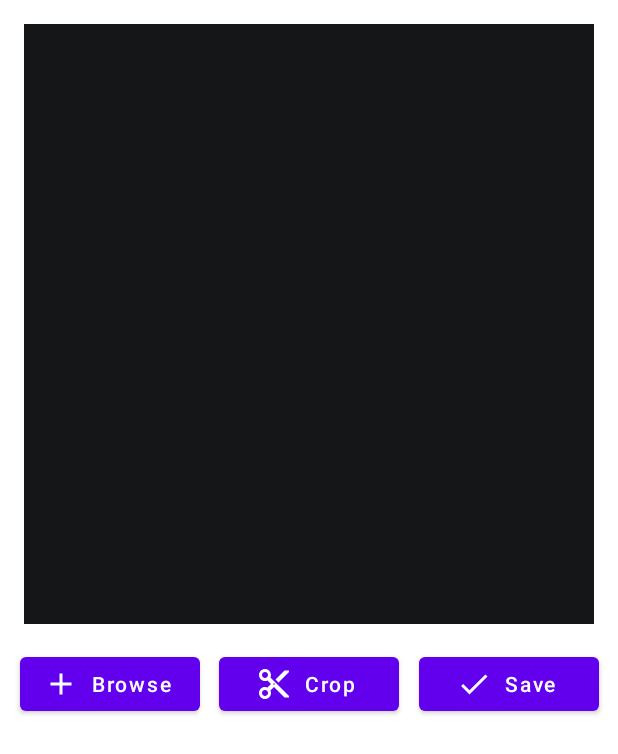
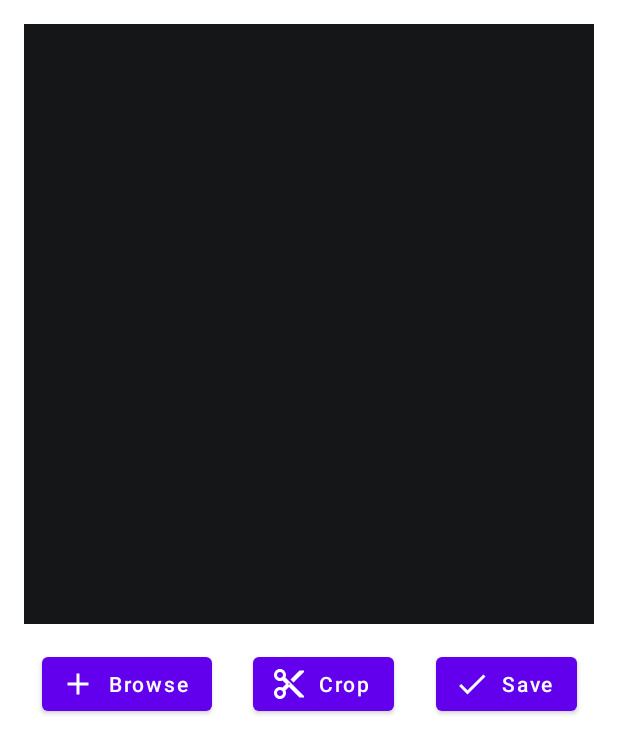
Before and after one commit to chanpyaung/MyAndroidApp, an Android app: the layout activity_main.xml on its own in the app's theme, with its tools: preview values and no code run, on a phone screen of 412 x 824 dp. Shown: the top 754 px of the screen. Run offline under Robolectric (Android 15) with nearby library versions, the phone set to English and light mode, and no system bars.

Commit message:
[update] update: update some code based on the feedbacks.

```diff
--- a/app/src/main/java/com/chanaung/waveformeditor/MainActivity.kt
+++ b/app/src/main/java/com/chanaung/waveformeditor/MainActivity.kt
@@ -6,7 +6,6 @@ import androidx.activity.result.contract.ActivityResultContracts
 import androidx.activity.viewModels
 import androidx.appcompat.app.AppCompatActivity
 import com.chanaung.waveformeditor.databinding.ActivityMainBinding
-import java.io.File
 
 class MainActivity : AppCompatActivity() {
 
--- a/app/src/main/java/com/chanaung/waveformeditor/WaveFormRepository.kt
+++ b/app/src/main/java/com/chanaung/waveformeditor/WaveFormRepository.kt
@@ -50,9 +50,9 @@ class WaveFormRepositoryImpl(private val context: Context): WaveFormRepository {
         val waveFormsInText = mutableListOf<Pair<Float, Float>>()
         context.contentResolver.openInputStream(uri)?.use { inputStream ->
             BufferedReader(InputStreamReader(inputStream)).use { reader ->
-                val pattern = Regex("^-?\\d+\\.\\d+\\s+-?\\d+\\.\\d+\$")
+                val pattern = Regex("^-?\\d+(?:\\.\\d+)?\\s-?\\d+(?:\\.\\d+)?\\s*\$")
                 var line: String? = reader.readLine() ?: return emptyList()
-                while (line != null && line.matches(pattern)) {
+                while (line != null) {
                     val values = line.split(" ")
                     if (values.size == 2) {
                         waveFormsInText.add(Pair(values[0].toFloat(), values[1].toFloat()))
--- a/app/src/main/java/com/chanaung/waveformeditor/views/WaveFormView.kt
+++ b/app/src/main/java/com/chanaung/waveformeditor/views/WaveFormView.kt
@@ -12,7 +12,7 @@ import kotlin.math.abs
 class WaveFormView(context: Context, attrs: AttributeSet) : View(context, attrs) {
 
     companion object {
-        const val TRIM_LINE_TOUCH_AREA = 30f
+        const val TRIM_LINE_TOUCH_AREA = 50f
     }
     private enum class TrimLine {
         START, END, NONE
@@ -34,7 +34,7 @@ class WaveFormView(context: Context, attrs: AttributeSet) : View(context, attrs)
 
     private var startTrimX = 0F
     private var endTrimX = resources.displayMetrics.widthPixels.toFloat() - 10f
-    private val minGap = 50f
+    private val minGap = 100f
 
     private val path = Path()
     private val pathArea = RectF()
@@ -49,12 +49,12 @@ class WaveFormView(context: Context, attrs: AttributeSet) : View(context, attrs)
 
     private var trimLinePaint = Paint().apply {
         color = Color.argb(255, 126, 137, 153)
-        strokeWidth = 5f
+        strokeWidth = 10f
     }
 
     private var activeTrimLinePaint = Paint().apply {
         color = Color.WHITE
-        strokeWidth = 5f
+        strokeWidth = 10f
     }
     init {
         mWidth = resources.displayMetrics.widthPixels.toFloat()
@@ -66,6 +66,9 @@ class WaveFormView(context: Context, attrs: AttributeSet) : View(context, attrs)
 
     override fun onMeasure(widthMeasureSpec: Int, heightMeasureSpec: Int) {
         super.onMeasure(widthMeasureSpec, heightMeasureSpec)
+        mWidth = MeasureSpec.getSize(widthMeasureSpec).toFloat()
+        mHeight= MeasureSpec.getSize(heightMeasureSpec).toFloat()
+        setMeasuredDimension(mWidth.toInt(), mHeight.toInt())
     }
     override fun draw(canvas: Canvas?) {
         super.draw(canvas)
@@ -89,9 +92,10 @@ class WaveFormView(context: Context, attrs: AttributeSet) : View(context, attrs)
         }
         path.reset()
         val defaultAmplitudeHeight = 1.0f
-        val centerY = (mHeight/2).toFloat() // this should give me the middle point, so assuming top = 0 to be 1, centerY = 0 && height/bottom = -1
+        val centerY = (mHeight/2) // this should give me the middle point, so assuming top = 0 to be 1, centerY = 0 && height/bottom = -1
         waveForms?.let { waveForms ->
-            val stepX = mWidth/(waveForms.size-1)
+            val stepX = mWidth/(waveForms.size)
+            if (waveForms.size > 1) {
                 for (i in 0 until  waveForms.size-1) {
                     val start = i * stepX
                     val right = (i + 1) * stepX
@@ -111,8 +115,21 @@ class WaveFormView(context: Context, attrs: AttributeSet) : View(context, attrs)
                         lineTo(right, nextAmplitudeTop)
                     }
                 }
+            } else {
+                for (i in waveForms.indices) {
+                    val start = i * stepX
+                    val amplitudeTop = (centerY - abs(waveForms[i].second) * centerY) * defaultAmplitudeHeight
+                    val amplitudeBottom = (centerY + abs(waveForms[i].first) * centerY) * defaultAmplitudeHeight
+                    path.apply {
+                        moveTo(start, amplitudeTop)
+                        lineTo(start, amplitudeBottom)
+                        if (i == waveForms.size - 1) {
+                            lineTo(mWidth, centerY)
                         }
-        path.lineTo(mWidth, centerY)
+                    }
+                }
+            }
+        }
         path.close()
         canvas.drawPath(path, inactivePaint)
         canvas.save()
--- a/app/src/main/res/drawable/trim.xml
+++ /dev/null
@@ -1,6 +0,0 @@
-<?xml version="1.0" encoding="utf-8"?>
-<shape xmlns:android="http://schemas.android.com/apk/res/android"
-    android:shape="line">
-    <solid android:color="@color/black"/>
-    <size android:width="2dp" />
-</shape>
--- a/app/src/main/res/layout-land/activity_main.xml
+++ b/app/src/main/res/layout-land/activity_main.xml
@@ -1,17 +1,18 @@
 <?xml version="1.0" encoding="utf-8"?>
 <androidx.constraintlayout.widget.ConstraintLayout xmlns:android="http://schemas.android.com/apk/res/android"
     xmlns:app="http://schemas.android.com/apk/res-auto"
-    xmlns:tools="http://schemas.android.com/tools"
     android:layout_width="match_parent"
     android:layout_height="match_parent">
 
     <com.chanaung.waveformeditor.views.WaveFormView
         android:id="@+id/waveFormView"
         android:layout_width="400dp"
-        android:layout_height="match_parent"
+        android:layout_height="0dp"
         android:layout_margin="16dp"
+        android:background="@color/grey"
         app:layout_constraintStart_toStartOf="parent"
-        app:layout_constraintTop_toTopOf="parent" />
+        app:layout_constraintTop_toTopOf="parent"
+        app:layout_constraintBottom_toBottomOf="parent"/>
 
 
     <com.google.android.material.button.MaterialButton
--- a/app/src/main/res/layout/activity_main.xml
+++ b/app/src/main/res/layout/activity_main.xml
@@ -10,9 +10,7 @@
         android:id="@+id/waveFormView"
         android:layout_width="0dp"
         android:layout_height="400dp"
-        android:layout_marginStart="16dp"
-        android:layout_marginTop="16dp"
-        android:layout_marginEnd="16dp"
+        android:layout_margin="16dp"
         android:background="@color/grey"
         app:layout_constraintEnd_toEndOf="parent"
         app:layout_constraintStart_toStartOf="parent"
@@ -21,7 +19,7 @@
     <com.google.android.material.button.MaterialButton
         android:id="@+id/openFileBtn"
         style="@style/Widget.MaterialComponents.Button.Icon"
-        android:layout_width="120dp"
+        android:layout_width="wrap_content"
         android:layout_height="wrap_content"
         android:text="@string/browse"
         android:textAllCaps="false"
@@ -36,7 +34,7 @@
     <com.google.android.material.button.MaterialButton
         android:id="@+id/cropBtn"
         style="@style/Widget.MaterialComponents.Button.Icon"
-        android:layout_width="120dp"
+        android:layout_width="wrap_content"
         android:layout_height="wrap_content"
         android:text="@string/crop"
         android:textAllCaps="false"
@@ -52,7 +50,7 @@
     <com.google.android.material.button.MaterialButton
         android:id="@+id/saveFileBtn"
         style="@style/Widget.MaterialComponents.Button.Icon"
-        android:layout_width="120dp"
+        android:layout_width="wrap_content"
         android:layout_height="wrap_content"
         android:text="@string/save"
         android:textAllCaps="false"
```
Also changed, not shown: app/src/main/java/com/chanaung/waveformeditor/MainViewModel.kt (+9 -6 lines), app/src/main/java/com/chanaung/waveformeditor/views/CropView.kt (deleted, +0 -38 lines). Lines whose indentation alone changed are shown as unchanged.
